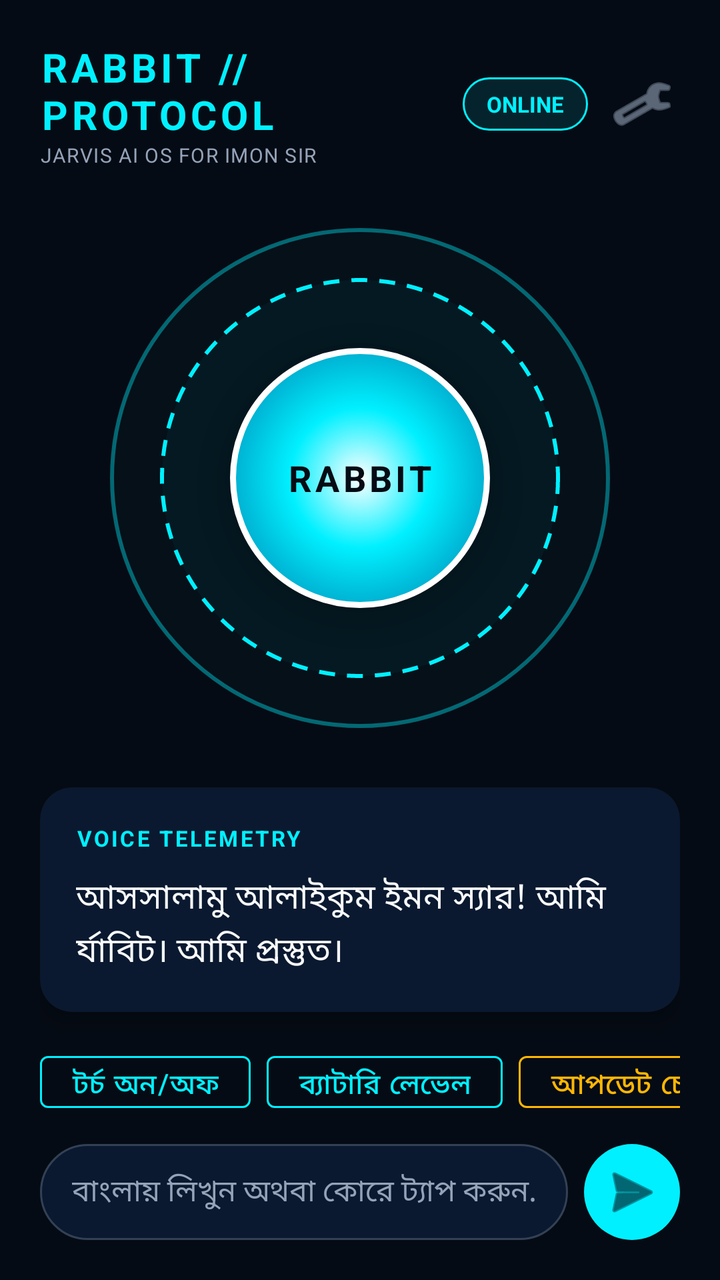
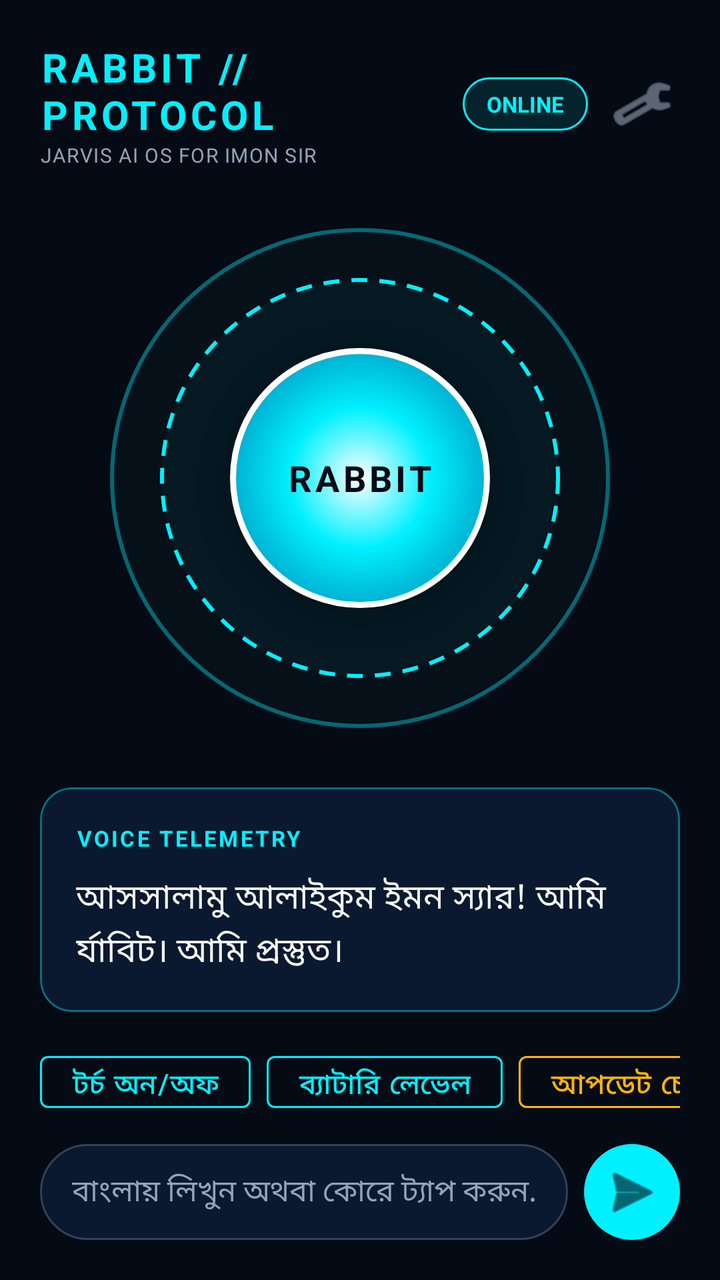

Two renders of the same Android screen: before a commit and after it. Below are the layout's source before the change and the commit's diff.
<!-- AndroidManifest.xml: application theme Theme.RabbitAssistant -->
<!-- res/layout/activity_main.xml -->
<?xml version="1.0" encoding="utf-8"?>
<androidx.constraintlayout.widget.ConstraintLayout
    xmlns:android="http://schemas.android.com/apk/res/android"
    xmlns:app="http://schemas.android.com/apk/res-auto"
    xmlns:tools="http://schemas.android.com/tools"
    android:layout_width="match_parent"
    android:layout_height="match_parent"
    android:background="@color/bg_dark"
    android:padding="20dp">

    
    <LinearLayout
        android:id="@+id/headerLayout"
        android:layout_width="match_parent"
        android:layout_height="wrap_content"
        android:orientation="horizontal"
        android:gravity="center_vertical"
        app:layout_constraintTop_toTopOf="parent">

        <LinearLayout
            android:layout_width="0dp"
            android:layout_height="wrap_content"
            android:layout_weight="1"
            android:orientation="vertical">

            <TextView
                android:id="@+id/tvAppTitle"
                android:layout_width="wrap_content"
                android:layout_height="wrap_content"
                android:text="RABBIT // PROTOCOL"
                android:textColor="@color/cyan_primary"
                android:textSize="20sp"
                android:textStyle="bold"
                android:letterSpacing="0.1" />

            <TextView
                android:layout_width="wrap_content"
                android:layout_height="wrap_content"
                android:text="@string/rabbit_tagline"
                android:textColor="@color/text_dim"
                android:textSize="10sp"
                android:letterSpacing="0.05" />
        </LinearLayout>

        <TextView
            android:id="@+id/tvConnectionStatus"
            android:layout_width="wrap_content"
            android:layout_height="wrap_content"
            android:background="@drawable/bg_pill_cyan"
            android:paddingHorizontal="12dp"
            android:paddingVertical="6dp"
            android:text="ONLINE"
            android:textColor="@color/cyan_primary"
            android:textSize="11sp"
            android:textStyle="bold" />

        <ImageButton
            android:id="@+id/btnSettings"
            android:layout_width="38dp"
            android:layout_height="38dp"
            android:layout_marginStart="8dp"
            android:background="?attr/selectableItemBackgroundBorderless"
            android:contentDescription="Settings"
            android:tint="@color/text_dim"
            android:src="@android:drawable/ic_menu_preferences" />
    </LinearLayout>

    
    <FrameLayout
        android:id="@+id/reactorContainer"
        android:layout_width="260dp"
        android:layout_height="260dp"
        app:layout_constraintTop_toBottomOf="@id/headerLayout"
        app:layout_constraintBottom_toTopOf="@id/dialogueCard"
        app:layout_constraintStart_toStartOf="parent"
        app:layout_constraintEnd_toEndOf="parent">

        
        <View
            android:id="@+id/viewOuterRing"
            android:layout_width="250dp"
            android:layout_height="250dp"
            android:layout_gravity="center"
            android:background="@drawable/bg_ring_outer" />

        
        <View
            android:id="@+id/viewMiddleRing"
            android:layout_width="200dp"
            android:layout_height="200dp"
            android:layout_gravity="center"
            android:background="@drawable/bg_ring_middle" />

        
        <FrameLayout
            android:id="@+id/btnArcReactor"
            android:layout_width="130dp"
            android:layout_height="130dp"
            android:layout_gravity="center"
            android:background="@drawable/bg_reactor_core"
            android:elevation="8dp">

            <TextView
                android:id="@+id/tvCoreText"
                android:layout_width="wrap_content"
                android:layout_height="wrap_content"
                android:layout_gravity="center"
                android:text="RABBIT"
                android:textColor="#050B14"
                android:textSize="18sp"
                android:textStyle="bold"
                android:letterSpacing="0.1" />
        </FrameLayout>
    </FrameLayout>

    
    <androidx.cardview.widget.CardView
        android:id="@+id/dialogueCard"
        android:layout_width="match_parent"
        android:layout_height="wrap_content"
        android:layout_marginBottom="16dp"
        app:cardBackgroundColor="@color/bg_surface"
        app:cardCornerRadius="16dp"
        app:cardElevation="6dp"
        app:layout_constraintBottom_toTopOf="@id/quickActionsScroll">

        <LinearLayout
            android:layout_width="match_parent"
            android:layout_height="wrap_content"
            android:orientation="vertical"
            android:padding="18dp">

            <LinearLayout
                android:layout_width="match_parent"
                android:layout_height="wrap_content"
                android:orientation="horizontal"
                android:gravity="center_vertical">

                <TextView
                    android:id="@+id/tvStateLabel"
                    android:layout_width="0dp"
                    android:layout_height="wrap_content"
                    android:layout_weight="1"
                    android:text="VOICE TELEMETRY"
                    android:textColor="@color/cyan_primary"
                    android:textSize="11sp"
                    android:letterSpacing="0.1"
                    android:textStyle="bold" />

                <TextView
                    android:id="@+id/tvActionBadge"
                    android:layout_width="wrap_content"
                    android:layout_height="wrap_content"
                    android:background="@drawable/bg_pill_gold"
                    android:paddingHorizontal="10dp"
                    android:paddingVertical="4dp"
                    android:text="ACTION READY"
                    android:visibility="gone"
                    android:textColor="@color/gold_accent"
                    android:textSize="10sp"
                    android:textStyle="bold" />
            </LinearLayout>

            <TextView
                android:id="@+id/tvDialogueText"
                android:layout_width="match_parent"
                android:layout_height="wrap_content"
                android:layout_marginTop="10dp"
                android:minHeight="45dp"
                android:text="আসসালামু আলাইকুম ইমন স্যার! আমি র্যাবিট। আমি প্রস্তুত।"
                android:textColor="@color/text_white"
                android:textSize="17sp"
                android:lineSpacingExtra="4dp" />
        </LinearLayout>
    </androidx.cardview.widget.CardView>

    
    <HorizontalScrollView
        android:id="@+id/quickActionsScroll"
        android:layout_width="match_parent"
        android:layout_height="wrap_content"
        android:layout_marginBottom="12dp"
        android:scrollbars="none"
        app:layout_constraintBottom_toTopOf="@id/inputBarLayout">

        <LinearLayout
            android:layout_width="wrap_content"
            android:layout_height="wrap_content"
            android:orientation="horizontal">

            <Button
                android:id="@+id/chipTorch"
                style="@style/Widget.MaterialComponents.Button.OutlinedButton"
                android:layout_width="wrap_content"
                android:layout_height="38dp"
                android:layout_marginEnd="8dp"
                android:text="টর্চ অন/অফ"
                android:textColor="@color/cyan_primary"
                app:strokeColor="@color/cyan_primary" />

            <Button
                android:id="@+id/chipBattery"
                style="@style/Widget.MaterialComponents.Button.OutlinedButton"
                android:layout_width="wrap_content"
                android:layout_height="38dp"
                android:layout_marginEnd="8dp"
                android:text="ব্যাটারি লেভেল"
                android:textColor="@color/cyan_primary"
                app:strokeColor="@color/cyan_primary" />

            <Button
                android:id="@+id/chipUpdate"
                style="@style/Widget.MaterialComponents.Button.OutlinedButton"
                android:layout_width="wrap_content"
                android:layout_height="38dp"
                android:layout_marginEnd="8dp"
                android:text="আপডেট চেক"
                android:textColor="@color/gold_accent"
                app:strokeColor="@color/gold_accent" />

            <Button
                android:id="@+id/chipServer"
                style="@style/Widget.MaterialComponents.Button.OutlinedButton"
                android:layout_width="wrap_content"
                android:layout_height="38dp"
                android:text="সার্ভার স্ট্যাটাস"
                android:textColor="@color/cyan_primary"
                app:strokeColor="@color/cyan_primary" />
        </LinearLayout>
    </HorizontalScrollView>

    
    <LinearLayout
        android:id="@+id/inputBarLayout"
        android:layout_width="match_parent"
        android:layout_height="wrap_content"
        android:orientation="horizontal"
        android:gravity="center_vertical"
        app:layout_constraintBottom_toBottomOf="parent">

        <EditText
            android:id="@+id/etUserMessage"
            android:layout_width="0dp"
            android:layout_height="48dp"
            android:layout_weight="1"
            android:background="@drawable/bg_input_box"
            android:hint="বাংলায় লিখুন অথবা কোরে ট্যাপ করুন..."
            android:textColorHint="@color/text_dim"
            android:textColor="@color/text_white"
            android:paddingHorizontal="16dp"
            android:textSize="15sp"
            android:inputType="text" />

        <ImageButton
            android:id="@+id/btnSendText"
            android:layout_width="48dp"
            android:layout_height="48dp"
            android:layout_marginStart="8dp"
            android:background="@drawable/bg_btn_cyan"
            android:contentDescription="Send"
            android:src="@android:drawable/ic_menu_send"
            android:tint="#050B14" />
    </LinearLayout>

</androidx.constraintlayout.widget.ConstraintLayout>
<!-- resources referenced by this layout -->
<resources>
  <color name="bg_dark">#050B14</color>
  <color name="bg_surface">#0A192F</color>
  <color name="cyan_primary">#00F0FF</color>
  <color name="gold_accent">#FFB703</color>
  <color name="text_dim">#94A3B8</color>
  <color name="text_white">#F8FAFC</color>
  <!-- drawable bg_btn_cyan (drawable) -->
  <?xml version="1.0" encoding="utf-8"?>
  <ripple xmlns:android="http://schemas.android.com/apk/res/android"
      android:color="@color/gold_accent">
      <item>
          <shape android:shape="oval">
              <solid android:color="@color/cyan_primary" />
          </shape>
      </item>
  </ripple>
  <!-- drawable bg_input_box (drawable) -->
  <?xml version="1.0" encoding="utf-8"?>
  <shape xmlns:android="http://schemas.android.com/apk/res/android" android:shape="rectangle">
      <corners android:radius="24dp" />
      <solid android:color="@color/bg_surface" />
      <stroke android:width="1dp" android:color="#334155" />
  </shape>
  <!-- drawable bg_pill_cyan (drawable) -->
  <?xml version="1.0" encoding="utf-8"?>
  <shape xmlns:android="http://schemas.android.com/apk/res/android" android:shape="rectangle">
      <corners android:radius="20dp" />
      <solid android:color="#1A00F0FF" />
      <stroke android:width="1dp" android:color="@color/cyan_primary" />
  </shape>
  <!-- drawable bg_pill_gold (drawable) -->
  <?xml version="1.0" encoding="utf-8"?>
  <shape xmlns:android="http://schemas.android.com/apk/res/android" android:shape="rectangle">
      <corners android:radius="20dp" />
      <solid android:color="#1AFFB703" />
      <stroke android:width="1dp" android:color="@color/gold_accent" />
  </shape>
  <!-- drawable bg_reactor_core (drawable) -->
  <?xml version="1.0" encoding="utf-8"?>
  <ripple xmlns:android="http://schemas.android.com/apk/res/android"
      android:color="@color/gold_accent">
      <item>
          <shape android:shape="oval">
              <gradient
                  android:type="radial"
                  android:gradientRadius="70dp"
                  android:startColor="#FFFFFF"
                  android:centerColor="@color/cyan_primary"
                  android:endColor="#00A2C7" />
              <stroke android:width="3dp" android:color="#FFFFFF" />
          </shape>
      </item>
  </ripple>
  <!-- drawable bg_ring_middle (drawable) -->
  <?xml version="1.0" encoding="utf-8"?>
  <shape xmlns:android="http://schemas.android.com/apk/res/android" android:shape="oval">
      <stroke android:width="2dp" android:color="@color/cyan_primary" android:dashWidth="8dp" android:dashGap="6dp" />
      <solid android:color="#0A00F0FF" />
  </shape>
  <!-- drawable bg_ring_outer (drawable) -->
  <?xml version="1.0" encoding="utf-8"?>
  <shape xmlns:android="http://schemas.android.com/apk/res/android" android:shape="oval">
      <stroke android:width="2dp" android:color="@color/cyan_glow" />
      <solid android:color="#0500F0FF" />
  </shape>
  <string name="rabbit_tagline">JARVIS AI OS FOR IMON SIR</string>
  <style name="Theme.RabbitAssistant" parent="Theme.MaterialComponents.DayNight.NoActionBar">
          <item name="colorPrimary">@color/cyan_primary</item>
          <item name="colorSecondary">@color/gold_accent</item>
          <item name="android:statusBarColor">@color/bg_dark</item>
          <item name="android:navigationBarColor">@color/bg_dark</item>
          <item name="android:windowBackground">@color/bg_dark</item>
      </style>
  <color name="cyan_glow">#6600F0FF</color>
</resources>

<!-- the commit's change to res/layout/activity_main.xml (unified diff, before → after) -->
@@ -114,7 +114,7 @@
     </FrameLayout>
 
     
-    <androidx.cardview.widget.CardView
+    <com.google.android.material.card.MaterialCardView
         android:id="@+id/dialogueCard"
         android:layout_width="match_parent"
         android:layout_height="wrap_content"
@@ -122,6 +122,8 @@
         app:cardBackgroundColor="@color/bg_surface"
         app:cardCornerRadius="16dp"
         app:cardElevation="6dp"
+        app:strokeWidth="1dp"
+        app:strokeColor="@color/cyan_glow"
         app:layout_constraintBottom_toTopOf="@id/quickActionsScroll">
 
         <LinearLayout
@@ -172,7 +174,7 @@
                 android:textSize="17sp"
                 android:lineSpacingExtra="4dp" />
         </LinearLayout>
-    </androidx.cardview.widget.CardView>
+    </com.google.android.material.card.MaterialCardView>
 
     
     <HorizontalScrollView
